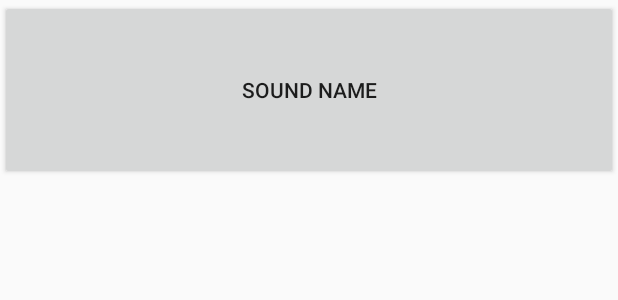
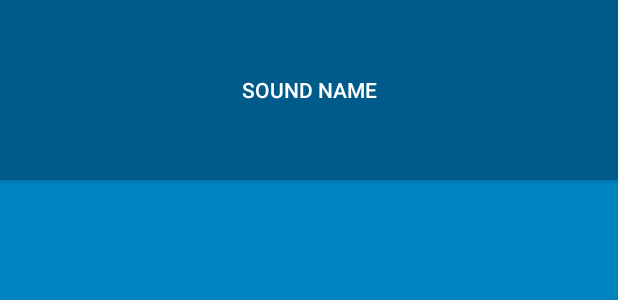
Before and after one commit to Ariel182/BeatBox, an Android app: the layout list_item_sound.xml on its own in the app's theme, with its tools: preview values and no code run, on a phone screen of 412 x 824 dp. Shown: the top 300 px of the screen. Run offline under Robolectric (Android 15) with nearby library versions, the phone set to English and light mode, and no system bars.

Commit message:
Fin capitulo 22

```diff
--- a/app/build.gradle
+++ b/app/build.gradle
@@ -31,4 +31,6 @@ dependencies {
     compile 'com.android.support.constraint:constraint-layout:1.0.2'
     testCompile 'junit:junit:4.12'
     compile 'com.android.support:recyclerview-v7:26.0.0-alpha1'
+    testCompile 'org.mockito:mockito-core:2.8.47'
+    testCompile 'org.hamcrest:hamcrest-junit:2.0.0.0'
 }
--- a/app/src/main/java/com/bignerdranch/android/beatbox/SoundViewModel.java
+++ b/app/src/main/java/com/bignerdranch/android/beatbox/SoundViewModel.java
@@ -28,4 +28,8 @@ public class SoundViewModel extends BaseObservable {
 		mSound = sound;
 		notifyChange();
 	}
+
+	public void onButtonClicked() {
+		mBeatBox.play(mSound);
+	}
 }
--- a/app/src/main/res/layout/list_item_sound.xml
+++ b/app/src/main/res/layout/list_item_sound.xml
@@ -10,6 +10,7 @@
     <Button
         android:layout_width="match_parent"
         android:layout_height="120dp"
+        android:onClick="@{() -> viewModel.onButtonClicked()}"
         android:text="@{viewModel.title}"
         tools:text="Sound name"/>
 </layout>
--- a/app/src/main/res/values/colors.xml
+++ b/app/src/main/res/values/colors.xml
@@ -3,4 +3,10 @@
     <color name="colorPrimary">#3F51B5</color>
     <color name="colorPrimaryDark">#303F9F</color>
     <color name="colorAccent">#FF4081</color>
+
+    <color name="red">#F44336</color>
+    <color name="dark_red">#C3352B</color>
+    <color name="gray">#607D8B</color>
+    <color name="soothing_blue">#0083BF</color>
+    <color name="dark_blue">#005A8A</color>
 </resources>
--- a/app/src/main/res/values/styles.xml
+++ b/app/src/main/res/values/styles.xml
@@ -1,11 +1,17 @@
 <resources>
 
     <!-- Base application theme. -->
-    <style name="AppTheme" parent="Theme.AppCompat.Light.DarkActionBar">
+    <style name="AppTheme" parent="Theme.AppCompat">
         <!-- Customize your theme here. -->
-        <item name="colorPrimary">@color/colorPrimary</item>
-        <item name="colorPrimaryDark">@color/colorPrimaryDark</item>
-        <item name="colorAccent">@color/colorAccent</item>
+        <item name="colorPrimary">@color/red</item>
+        <item name="colorPrimaryDark">@color/dark_red</item>
+        <item name="colorAccent">@color/gray</item>
+
+        <item name="android:windowBackground">@color/soothing_blue</item>
+        <item name="buttonStyle">@style/BeatBoxButton</item>
     </style>
 
+    <style name="BeatBoxButton" parent="Widget.AppCompat.Button">
+        <item name="android:background">@color/dark_blue</item>
+    </style>
 </resources>
```
Also changed, not shown: app/src/main/java/com/bignerdranch/android/beatbox/BeatBox.java (+33 -3 lines), app/src/main/java/com/bignerdranch/android/beatbox/BeatBoxFragment.java (+7 -0 lines), app/src/main/java/com/bignerdranch/android/beatbox/Sound.java (+9 -0 lines), 1 other file.
